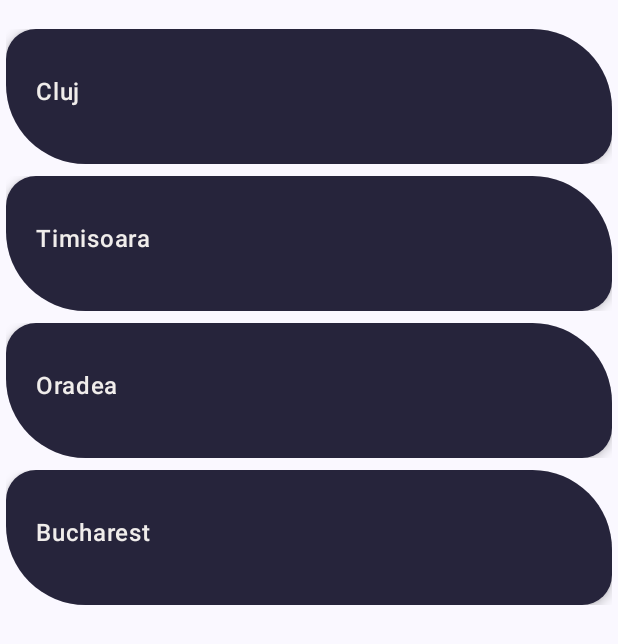
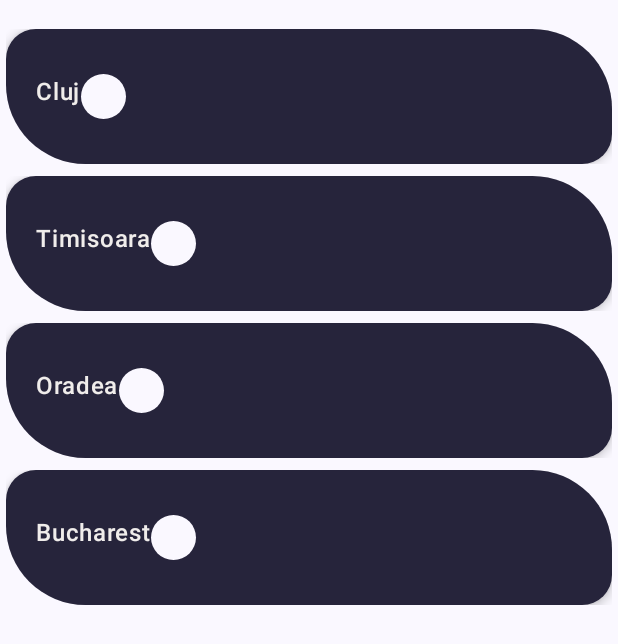
Before and after one commit to SergiuDornea/WeatherAppJetpackC, an Android app built with Jetpack Compose: the WeatherFavoriteScreen screen opened through its navigation route, on a phone screen of 412 x 824 dp. Shown: the top 644 px of the screen. Run offline under Robolectric (Android 15) with nearby library versions, the phone set to English and light mode, and no system bars; our stand-ins replace Dagger/Hilt's generated code.

Commit message:
8.2  Favorite Icon added ❤

```diff
--- a/app/src/main/java/com/example/weatherapp/widgets/CustomListItem.kt
+++ b/app/src/main/java/com/example/weatherapp/widgets/CustomListItem.kt
@@ -5,10 +5,13 @@ import androidx.compose.foundation.layout.Row
 import androidx.compose.foundation.layout.fillMaxWidth
 import androidx.compose.foundation.layout.height
 import androidx.compose.foundation.layout.padding
+import androidx.compose.foundation.layout.size
+import androidx.compose.foundation.shape.CircleShape
 import androidx.compose.foundation.shape.RoundedCornerShape
 import androidx.compose.material3.Card
 import androidx.compose.material3.CardColors
 import androidx.compose.material3.CardDefaults
+import androidx.compose.material3.Surface
 import androidx.compose.material3.Text
 import androidx.compose.runtime.Composable
 import androidx.compose.ui.Alignment
@@ -46,6 +49,11 @@ fun CustomListITem(data: String = "dummy data") {
                 fontSize = 16.sp,
                 fontWeight = FontWeight.SemiBold
             )
+            Surface(
+                shape = CircleShape,
+                modifier = Modifier.size(30.dp)
+            ) {
+            }
         }
 
 
--- a/app/src/main/java/com/example/weatherapp/widgets/WeatherAppBar.kt
+++ b/app/src/main/java/com/example/weatherapp/widgets/WeatherAppBar.kt
@@ -6,6 +6,7 @@ import androidx.compose.foundation.layout.Box
 import androidx.compose.foundation.layout.Column
 import androidx.compose.foundation.layout.absolutePadding
 import androidx.compose.foundation.layout.fillMaxWidth
+import androidx.compose.foundation.layout.padding
 import androidx.compose.foundation.layout.width
 import androidx.compose.foundation.layout.wrapContentSize
 import androidx.compose.material.icons.Icons
@@ -68,6 +69,7 @@ fun WeatherAppBar(
         title = { Text(
             text = title,
             fontWeight = FontWeight.SemiBold,
+            modifier = Modifier.padding(start = 50.dp)
 
         ) },
         colors = TopAppBarDefaults.centerAlignedTopAppBarColors(
```
